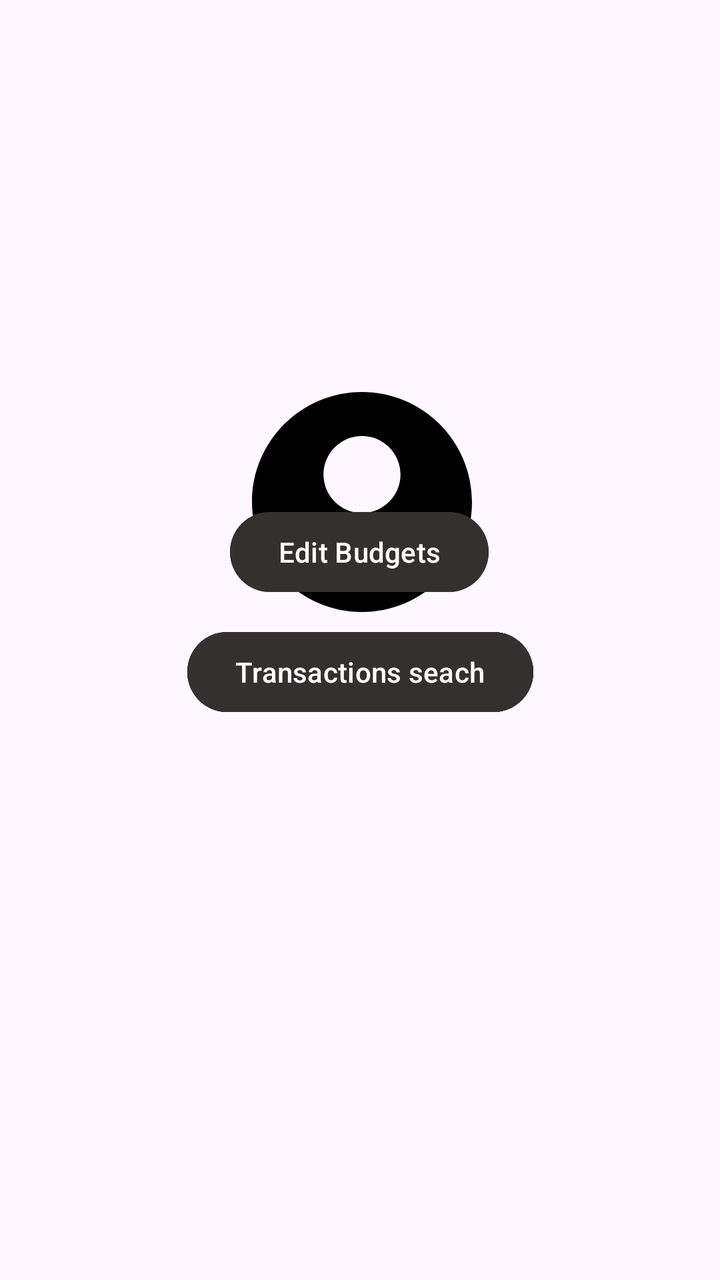
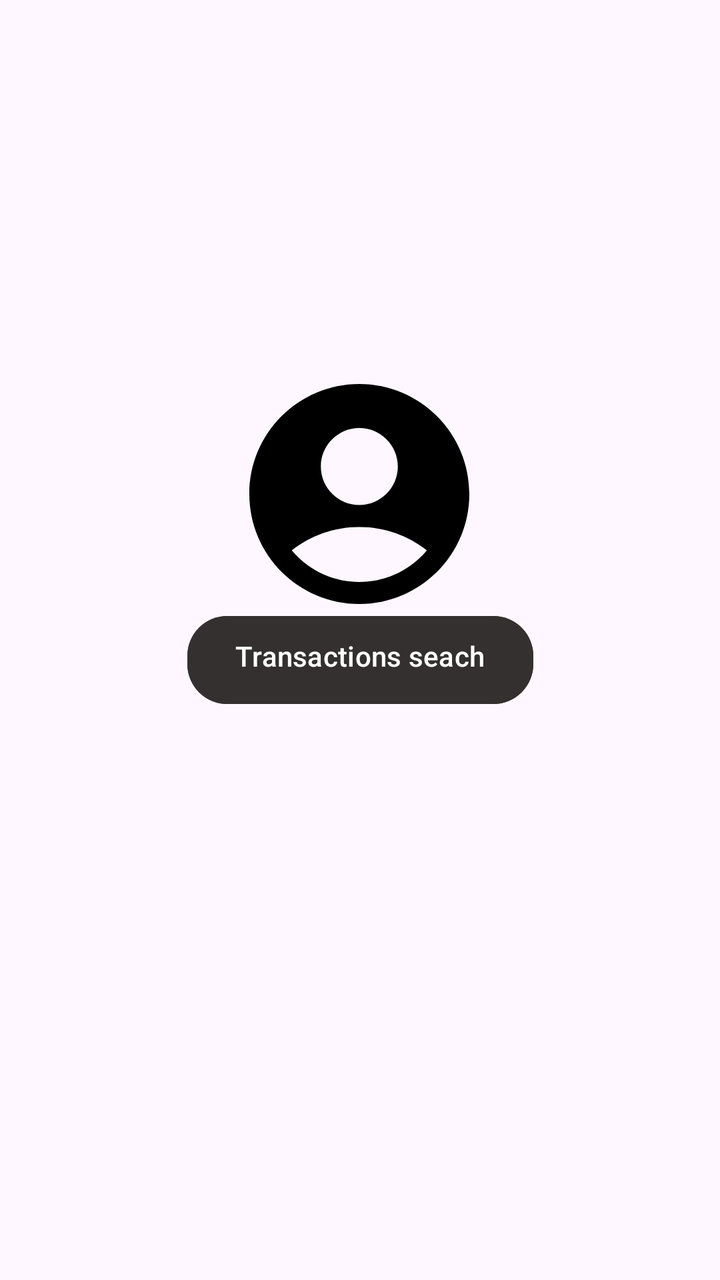

Compare the two renders of this Android layout. The source of the first and the diff that turns it into the second are given below.
<!-- AndroidManifest.xml: application theme Theme.MoneyWizeV1 -->
<!-- res/layout/fragment_notifications.xml -->
<?xml version="1.0" encoding="utf-8"?>
<androidx.constraintlayout.widget.ConstraintLayout xmlns:android="http://schemas.android.com/apk/res/android"
    xmlns:app="http://schemas.android.com/apk/res-auto"
    xmlns:tools="http://schemas.android.com/tools"
    android:layout_width="match_parent"
    android:layout_height="match_parent"
    tools:context=".ui.notifications.NotificationsFragment">

    <Button
        android:id="@+id/button3"
        android:layout_width="wrap_content"
        android:layout_height="wrap_content"
        android:layout_marginBottom="280dp"
        android:backgroundTint="#353030"
        android:text="Transactions seach"
        app:layout_constraintBottom_toBottomOf="parent"
        app:layout_constraintEnd_toEndOf="parent"
        app:layout_constraintStart_toStartOf="parent"
        app:layout_constraintTop_toTopOf="@+id/button2" />

    <ImageView
        android:id="@+id/imageView4"
        android:layout_width="132dp"
        android:layout_height="158dp"
        android:layout_marginTop="172dp"
        android:src="@drawable/baseline_account_circle_24"
        app:layout_constraintBottom_toTopOf="@+id/buttonEd"
        app:layout_constraintEnd_toEndOf="parent"
        app:layout_constraintHorizontal_bias="0.505"
        app:layout_constraintStart_toStartOf="parent"
        app:layout_constraintTop_toTopOf="parent"
        app:layout_constraintVertical_bias="0.0" />

    <Button
        android:id="@+id/buttonEd"
        android:layout_width="wrap_content"
        android:layout_height="wrap_content"
        android:layout_marginBottom="340dp"
        android:backgroundTint="#353030"
        android:text="Edit Budgets"
        app:layout_constraintBottom_toBottomOf="parent"
        app:layout_constraintEnd_toEndOf="parent"
        app:layout_constraintHorizontal_bias="0.498"
        app:layout_constraintStart_toStartOf="parent" />

    <Button
        android:id="@+id/button2"
        android:layout_width="wrap_content"
        android:layout_height="wrap_content"
        android:layout_marginBottom="280dp"
        android:backgroundTint="#353030"
        android:text="Transactions seach"
        app:layout_constraintBottom_toBottomOf="parent"
        app:layout_constraintEnd_toEndOf="parent"
        app:layout_constraintStart_toStartOf="parent" />
</androidx.constraintlayout.widget.ConstraintLayout>
<!-- resources referenced by this layout -->
<resources>
  <!-- drawable baseline_account_circle_24 (drawable) -->
  <vector xmlns:android="http://schemas.android.com/apk/res/android" android:height="24dp" android:tint="#000000" android:viewportHeight="24" android:viewportWidth="24" android:width="24dp">
        
      <path android:fillColor="@android:color/white" android:pathData="M12,2C6.48,2 2,6.48 2,12s4.48,10 10,10s10,-4.48 10,-10S17.52,2 12,2zM12,6c1.93,0 3.5,1.57 3.5,3.5S13.93,13 12,13s-3.5,-1.57 -3.5,-3.5S10.07,6 12,6zM12,20c-2.03,0 -4.43,-0.82 -6.14,-2.88C7.55,15.8 9.68,15 12,15s4.45,0.8 6.14,2.12C16.43,19.18 14.03,20 12,20z"/>
      
  </vector>
  <style name="Theme.MoneyWizeV1" parent="Base.Theme.MoneyWizeV1" />
  <style name="Base.Theme.MoneyWizeV1" parent="Theme.Material3.DayNight.NoActionBar">
          
          
      </style>
</resources>

<!-- the commit's change to res/layout/fragment_notifications.xml (unified diff, before → after) -->
@@ -22,35 +22,40 @@
         android:id="@+id/imageView4"
         android:layout_width="132dp"
         android:layout_height="158dp"
-        android:layout_marginTop="172dp"
+        android:layout_marginTop="168dp"
         android:src="@drawable/baseline_account_circle_24"
-        app:layout_constraintBottom_toTopOf="@+id/buttonEd"
         app:layout_constraintEnd_toEndOf="parent"
-        app:layout_constraintHorizontal_bias="0.505"
+        app:layout_constraintHorizontal_bias="0.498"
         app:layout_constraintStart_toStartOf="parent"
-        app:layout_constraintTop_toTopOf="parent"
-        app:layout_constraintVertical_bias="0.0" />
+        app:layout_constraintTop_toTopOf="parent" />
 
     <Button
         android:id="@+id/buttonEd"
         android:layout_width="wrap_content"
         android:layout_height="wrap_content"
+        android:layout_marginTop="17dp"
         android:layout_marginBottom="340dp"
         android:backgroundTint="#353030"
+        android:gravity="center"
         android:text="Edit Budgets"
         app:layout_constraintBottom_toBottomOf="parent"
         app:layout_constraintEnd_toEndOf="parent"
-        app:layout_constraintHorizontal_bias="0.498"
-        app:layout_constraintStart_toStartOf="parent" />
+        app:layout_constraintHorizontal_bias="0.503"
+        app:layout_constraintStart_toStartOf="parent"
+        app:layout_constraintTop_toBottomOf="@+id/imageView4"
+        app:layout_constraintVertical_bias="0.0" />
 
     <Button
         android:id="@+id/button2"
         android:layout_width="wrap_content"
         android:layout_height="wrap_content"
-        android:layout_marginBottom="280dp"
+        android:layout_marginBottom="288dp"
         android:backgroundTint="#353030"
+        android:gravity="center"
         android:text="Transactions seach"
         app:layout_constraintBottom_toBottomOf="parent"
         app:layout_constraintEnd_toEndOf="parent"
-        app:layout_constraintStart_toStartOf="parent" />
+        app:layout_constraintStart_toStartOf="parent"
+        app:layout_constraintTop_toBottomOf="@+id/buttonEd"
+        app:layout_constraintVertical_bias="1.0" />
 </androidx.constraintlayout.widget.ConstraintLayout>
